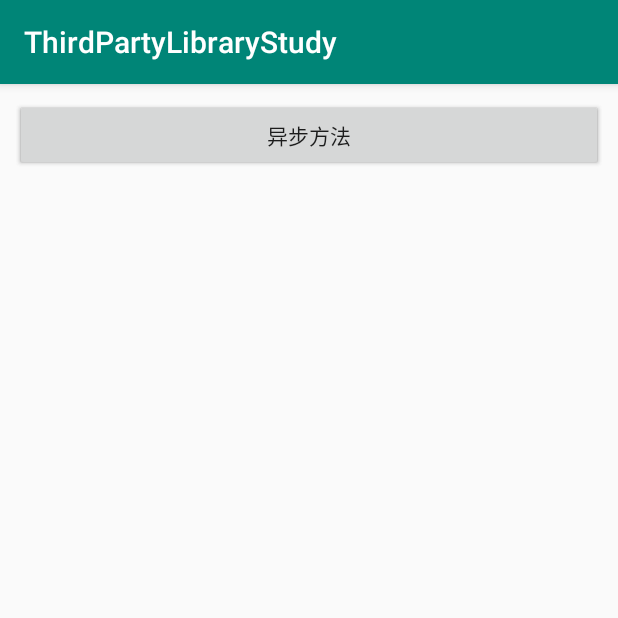
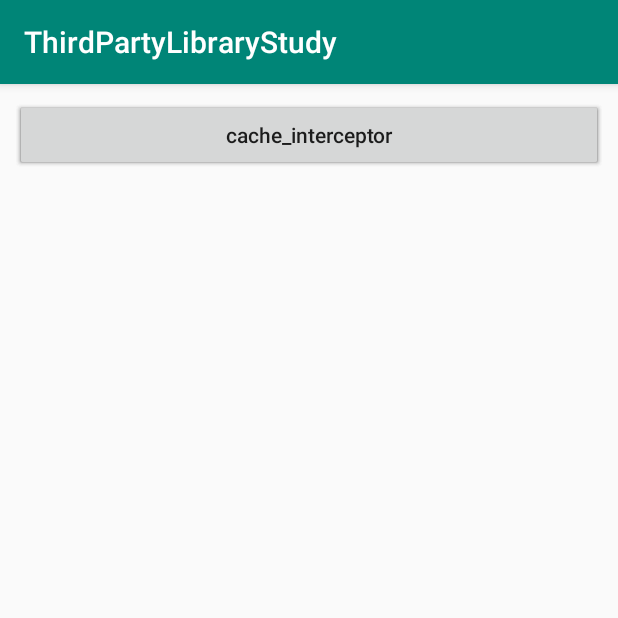
Before and after one commit to tinyvampirepudge/ThirdPartyLibraryStudy, an Android app: the OkhttpActivity screen opened directly, with no data from a screen before it, after a tap on "同步方法", on a phone screen of 412 x 824 dp, the top half of it. Run offline under Robolectric (Android 15) with nearby library versions, the phone set to English and light mode, and no system bars; our stand-ins replace ButterKnife.

Commit message:
okhttp cache

```diff
--- a/app/src/main/java/com/tinytongtong/thirdpartylibrarystudy/okhttp/OkhttpActivity.java
+++ b/app/src/main/java/com/tinytongtong/thirdpartylibrarystudy/okhttp/OkhttpActivity.java
@@ -9,12 +9,14 @@ import android.widget.Button;
 
 import com.tinytongtong.thirdpartylibrarystudy.R;
 
+import java.io.File;
 import java.io.IOException;
 import java.util.concurrent.TimeUnit;
 
 import butterknife.BindView;
 import butterknife.ButterKnife;
 import butterknife.OnClick;
+import okhttp3.Cache;
 import okhttp3.Call;
 import okhttp3.Callback;
 import okhttp3.OkHttpClient;
@@ -85,6 +87,30 @@ public class OkhttpActivity extends AppCompatActivity {
         });
     }
 
+    private void cacheRequest() {
+        OkHttpClient client = new OkHttpClient.Builder()
+                .cache(new Cache(new File("cache"), 24 * 1024 * 1024))
+                .build();
+
+        Request request = new Request.Builder()
+                .url("http://www.baidu.com")
+                .build();
+
+        Call call = client.newCall(request);
+
+        call.enqueue(new Callback() {
+            @Override
+            public void onFailure(Call call, IOException e) {
+
+            }
+
+            @Override
+            public void onResponse(Call call, Response response) throws IOException {
+
+            }
+        });
+    }
+
     @OnClick(R.id.btn_sync)
     public void onBtnSyncClicked() {
         synRequest();
@@ -94,4 +120,9 @@ public class OkhttpActivity extends AppCompatActivity {
     public void onBtnAsyncClicked() {
         asyncRequest();
     }
+
+    @OnClick(R.id.btn_cache_interceptor)
+    public void onBtnCacheInterceptorClicked() {
+        cacheRequest();
+    }
 }
--- a/app/src/main/res/layout/activity_okhttp.xml
+++ b/app/src/main/res/layout/activity_okhttp.xml
@@ -22,4 +22,12 @@
         android:text="异步方法"
         app:layout_constraintTop_toTopOf="parent" />
 
+    <Button
+        android:id="@+id/btn_cache_interceptor"
+        app:layout_constraintLeft_toLeftOf="parent"
+        app:layout_constraintRight_toRightOf="parent"
+        style="@style/btn_style_lower"
+        android:text="cache_interceptor"
+        app:layout_constraintTop_toTopOf="parent" />
+
 </android.support.constraint.ConstraintLayout>
```
